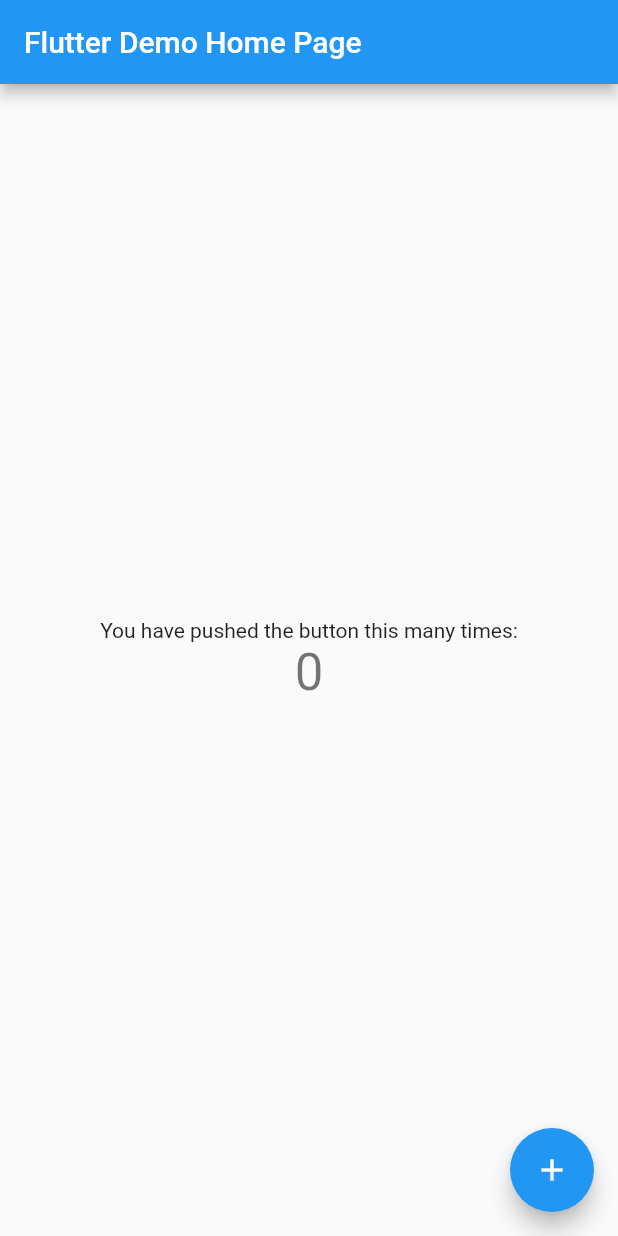
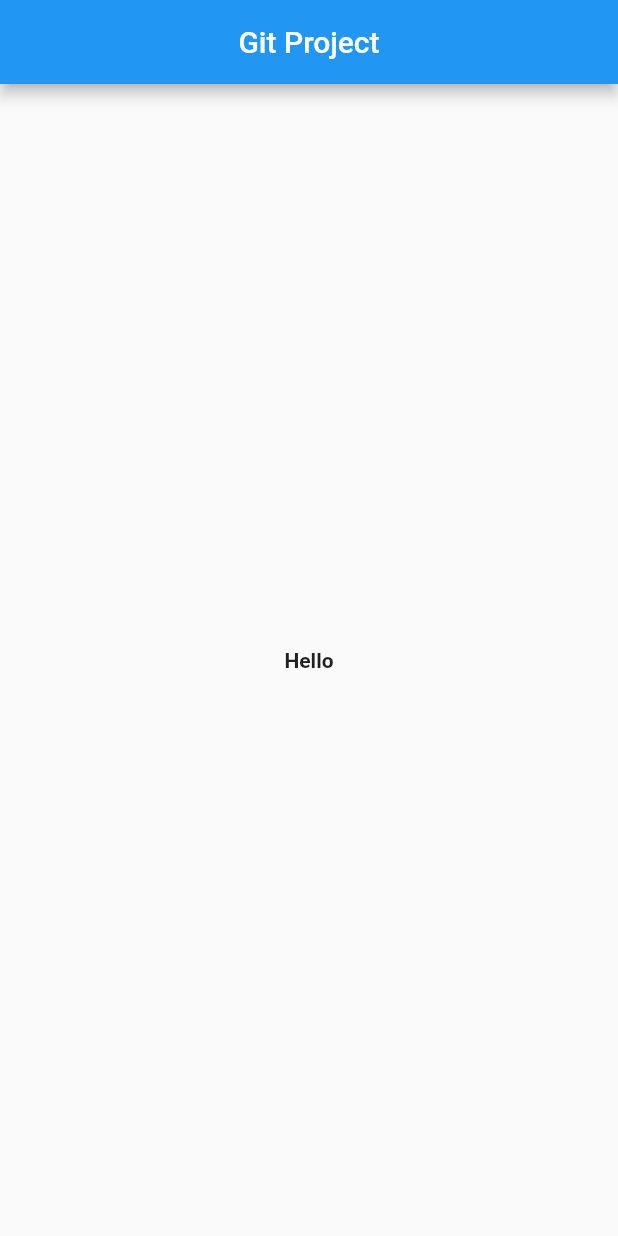
Before and after one commit to Slahuden-Akram/SaluCard, a Flutter app: the screen it shows after launch, on a phone screen of 412 x 824 dp. Run offline on Flutter 3.47's test engine with Material 2 defaults, Android fonts, the phone set to English and light mode, and no system bars.

Commit message:
own Code

```diff
--- a/lib/main.dart
+++ b/lib/main.dart
@@ -5,113 +5,37 @@ void main() {
 }
 
 class MyApp extends StatelessWidget {
-  // This widget is the root of your application.
   @override
   Widget build(BuildContext context) {
     return MaterialApp(
-      title: 'Flutter Demo',
-      theme: ThemeData(
-        // This is the theme of your application.
-        //
-        // Try running your application with "flutter run". You'll see the
-        // application has a blue toolbar. Then, without quitting the app, try
-        // changing the primarySwatch below to Colors.green and then invoke
-        // "hot reload" (press "r" in the console where you ran "flutter run",
-        // or simply save your changes to "hot reload" in a Flutter IDE).
-        // Notice that the counter didn't reset back to zero; the application
-        // is not restarted.
-        primarySwatch: Colors.blue,
-        // This makes the visual density adapt to the platform that you run
-        // the app on. For desktop platforms, the controls will be smaller and
-        // closer together (more dense) than on mobile platforms.
-        visualDensity: VisualDensity.adaptivePlatformDensity,
-      ),
-      home: MyHomePage(title: 'Flutter Demo Home Page'),
+      title: 'GitProject',
+      home: MyPage(),
     );
   }
 }
 
-class MyHomePage extends StatefulWidget {
-  MyHomePage({Key key, this.title}) : super(key: key);
-
-  // This widget is the home page of your application. It is stateful, meaning
-  // that it has a State object (defined below) that contains fields that affect
-  // how it looks.
-
-  // This class is the configuration for the state. It holds the values (in this
-  // case the title) provided by the parent (in this case the App widget) and
-  // used by the build method of the State. Fields in a Widget subclass are
-  // always marked "final".
-
-  final String title;
-
+class MyPage extends StatefulWidget {
   @override
-  _MyHomePageState createState() => _MyHomePageState();
+  _MyPageState createState() => _MyPageState();
 }
 
-class _MyHomePageState extends State<MyHomePage> {
-  int _counter = 0;
-
-  void _incrementCounter() {
-    setState(() {
-      // This call to setState tells the Flutter framework that something has
-      // changed in this State, which causes it to rerun the build method below
-      // so that the display can reflect the updated values. If we changed
-      // _counter without calling setState(), then the build method would not be
-      // called again, and so nothing would appear to happen.
-      _counter++;
-    });
-  }
-
+class _MyPageState extends State<MyPage> {
   @override
   Widget build(BuildContext context) {
-    // This method is rerun every time setState is called, for instance as done
-    // by the _incrementCounter method above.
-    //
-    // The Flutter framework has been optimized to make rerunning build methods
-    // fast, so that you can just rebuild anything that needs updating rather
-    // than having to individually change instances of widgets.
     return Scaffold(
       appBar: AppBar(
-        // Here we take the value from the MyHomePage object that was created by
-        // the App.build method, and use it to set our appbar title.
-        title: Text(widget.title),
+        title: Center(
+          child: Text('Git Project'),
+        ),
       ),
       body: Center(
-        // Center is a layout widget. It takes a single child and positions it
-        // in the middle of the parent.
-        child: Column(
-          // Column is also a layout widget. It takes a list of children and
-          // arranges them vertically. By default, it sizes itself to fit its
-          // children horizontally, and tries to be as tall as its parent.
-          //
-          // Invoke "debug painting" (press "p" in the console, choose the
-          // "Toggle Debug Paint" action from the Flutter Inspector in Android
-          // Studio, or the "Toggle Debug Paint" command in Visual Studio Code)
-          // to see the wireframe for each widget.
-          //
-          // Column has various properties to control how it sizes itself and
-          // how it positions its children. Here we use mainAxisAlignment to
-          // center the children vertically; the main axis here is the vertical
-          // axis because Columns are vertical (the cross axis would be
-          // horizontal).
-          mainAxisAlignment: MainAxisAlignment.center,
-          children: <Widget>[
-            Text(
-              'You have pushed the button this many times:',
-            ),
-            Text(
-              '$_counter',
-              style: Theme.of(context).textTheme.headline4,
-            ),
-          ],
+        child: Text(
+          'Hello',
+          style: TextStyle(
+            fontWeight: FontWeight.bold,
+          ),
         ),
       ),
-      floatingActionButton: FloatingActionButton(
-        onPressed: _incrementCounter,
-        tooltip: 'Increment',
-        child: Icon(Icons.add),
-      ), // This trailing comma makes auto-formatting nicer for build methods.
     );
   }
 }
```
